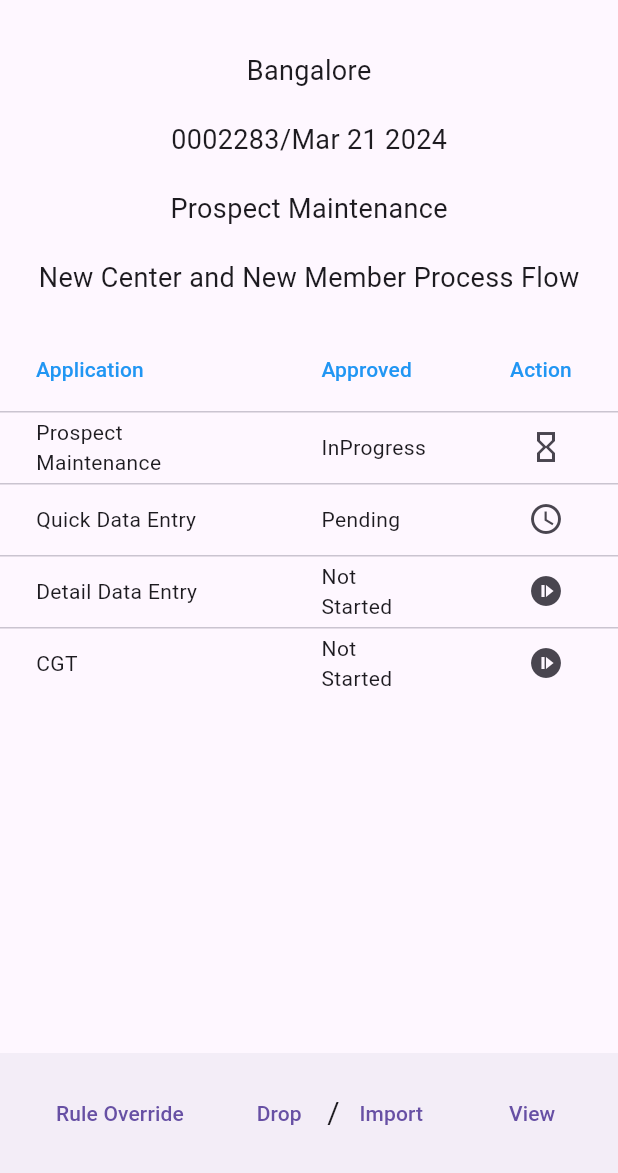
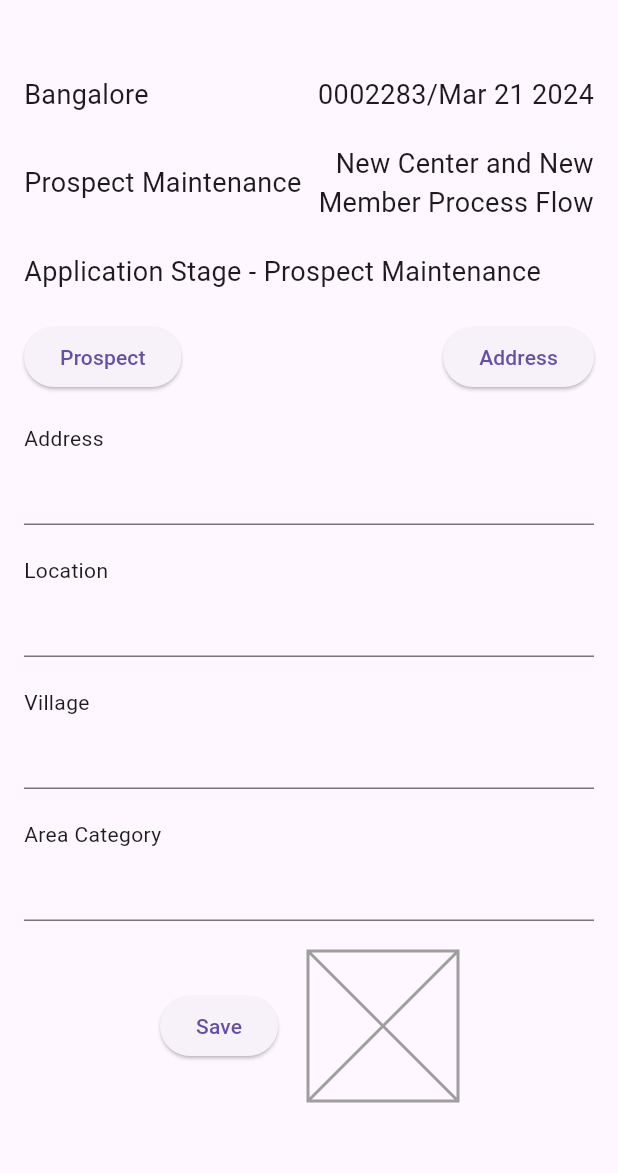
Before and after one commit to nandan15/los_app, a Flutter app: the ActivityDetails screen opened directly, after a tap on the "access time" icon, on a phone screen of 412 x 824 dp, the part 63-1236 px from its top. Run offline on Flutter 3.47's test engine with Material 3 defaults, Android fonts, the phone set to English and light mode, and no system bars.

Commit message:
address activity completed

```diff
--- a/lib/screens/Activity Details/activity_details.dart
+++ b/lib/screens/Activity Details/activity_details.dart
@@ -1,4 +1,5 @@
 import 'package:flutter/material.dart';
+import 'package:los_app/screens/Address/address_button.dart';
 import 'package:los_app/screens/prospect%20maintenance/prospect_maintenance.dart';
 
 class ActivityDetails extends StatefulWidget {
@@ -66,7 +67,7 @@ class _ActivityDetailsState extends State<ActivityDetails> {
                 DataCell(Text('Prospect Maintenance')),
                 DataCell(Text('InProgress')),
                 DataCell(IconButton(
-                  icon: Icon(Icons.hourglass_empty),
+                  icon: Icon(Icons.menu_outlined),
                   onPressed: () {
                     Navigator.push(
                       context,
@@ -81,7 +82,7 @@ class _ActivityDetailsState extends State<ActivityDetails> {
                 DataCell(IconButton(
                   icon: Icon(Icons.access_time),
                   onPressed: () {
-                    // Add functionality for the action
+                   Navigator.push(context, MaterialPageRoute(builder: (context)=>Address()),);
                   },
                 )),
               ]),
--- /dev/null
+++ b/lib/screens/Address/address_button.dart
@@ -0,0 +1,124 @@
+import 'package:flutter/material.dart';
+
+class Address extends StatefulWidget {
+  @override
+  _AddressState createState() => _AddressState();
+}
+
+class _AddressState extends State<Address> {
+  @override
+  Widget build(BuildContext context) {
+    return Scaffold(
+      appBar: AppBar(
+        title: Text('Activity Details'),
+      ),
+      body: SafeArea(
+        child: SingleChildScrollView(
+          child: Padding(
+            padding: const EdgeInsets.all(16.0),
+            child: Column(
+              crossAxisAlignment: CrossAxisAlignment.start,
+              children: <Widget>[
+                SizedBox(height: 20),
+                Row(
+                  mainAxisAlignment: MainAxisAlignment.spaceBetween,
+                  children: <Widget>[
+                    Text(
+                      'Bangalore',
+                      style: TextStyle(fontSize: 18),
+                    ),
+                    Text(
+                      '0002283/Mar 21 2024',
+                      style: TextStyle(fontSize: 18),
+                    ),
+                  ],
+                ),
+                SizedBox(height: 20),
+                Row(
+                  mainAxisAlignment: MainAxisAlignment.spaceBetween,
+                  children: <Widget>[
+                    Flexible( // Use Flexible widget to allow text wrapping
+                      child: Text(
+                        'Prospect Maintenance',
+                        style: TextStyle(fontSize: 18),
+                      ),
+                    ),
+                    Flexible( // Use Flexible widget to allow text wrapping
+                      child: Text(
+                        'New Center and New Member Process Flow',
+                        style: TextStyle(fontSize: 18),
+                        textAlign: TextAlign.end,
+                      ),
+                    ),
+                  ],
+                ),
+                SizedBox(height: 20),
+                Text(
+                  'Application Stage - Prospect Maintenance',
+                  style: TextStyle(fontSize: 18),
+                ),
+                SizedBox(height: 20),
+                Row(
+                  mainAxisAlignment: MainAxisAlignment.spaceBetween,
+                  children: <Widget>[
+                    ElevatedButton(
+                      onPressed: () {
+                        // Add functionality for Prospect button
+                      },
+                      child: Text('Prospect'),
+                    ),
+                    ElevatedButton(
+                      onPressed: () {
+                        // Add functionality for Address button
+                      },
+                      child: Text('Address'),
+                    ),
+                  ],
+                ),
+                SizedBox(height: 20),
+                Form(
+                  child: Column(
+                    crossAxisAlignment: CrossAxisAlignment.start,
+                    children: [
+                      Text('Address'),
+                      TextFormField(),
+                      SizedBox(height: 20),
+                      Text('Location'),
+                      TextFormField(),
+                      SizedBox(height: 20),
+                      Text('Village'),
+                      TextFormField(),
+                      SizedBox(height: 20),
+                      Text('Area Category'),
+                      TextFormField(),
+                      SizedBox(height: 20),
+                      Row(
+                        mainAxisAlignment: MainAxisAlignment.center,
+                        children: [
+                          ElevatedButton(
+                            onPressed: () {
+                              // Add functionality for Save button
+                            },
+                            child: Text('Save'),
+                          ),
+                          SizedBox(width: 20),
+                          // Add widget for map upload
+                          Placeholder(
+                            color: Colors.grey,
+                            fallbackHeight: 100,
+                            fallbackWidth: 100,
+                          ),
+                        ],
+                      ),
+                    ],
+                  ),
+                ),
+                SizedBox(height: MediaQuery.of(context).viewInsets.bottom), // Adjust for keyboard
+              ],
+            ),
+          ),
+        ),
+      ),
+    );
+  }
+}
--- a/lib/screens/branchlist/branch_listingpage.dart
+++ b/lib/screens/branchlist/branch_listingpage.dart
@@ -1,5 +1,6 @@
 import 'package:flutter/material.dart';
 import 'package:los_app/screens/branchSelect/branch_select.dart';
+import 'package:los_app/screens/login/login_screen.dart';
 
 class BranchListing extends StatefulWidget {
   @override
@@ -12,10 +13,23 @@ class _BranchListingState extends State<BranchListing> {
     return Scaffold(
       appBar: AppBar(
         title: Text('Branch Listing'),
+        actions: [
+          IconButton(
+            icon: Icon(Icons.power_settings_new_rounded),
+            onPressed: () {
+              Navigator.push(context, MaterialPageRoute(builder: (context)=>LoginScreen()),);
+            },
+          ),
+        ],
       ),
       body: Column(
         children: [
           HeaderSection(),
+          SizedBox(height: 20), // Added SizedBox for spacing
+          Text(
+            'Welcome Nandan',
+            style: TextStyle(fontSize: 20, fontWeight: FontWeight.bold),
+          ),
           Expanded(
             child: Padding(
               padding: const EdgeInsets.all(16.0),
--- a/lib/screens/new member/new_memeber.dart
+++ b/lib/screens/new member/new_memeber.dart
@@ -7,13 +7,13 @@ class NewMemberPage extends StatefulWidget {
 }
 
 class _NewMemberPageState extends State<NewMemberPage> {
-  String selectedGroupProduct = 'Group Product A'; // Default value
+  String selectedGroupProduct = 'Group Product Weekly DropDown'; // Default value
 
   TextEditingController leadController = TextEditingController();
   TextEditingController centerNameController = TextEditingController();
   TextEditingController membersController = TextEditingController();
 
-  List<String> groupProducts = ['Group Product A'];
+  List<String> groupProducts = ['Group Product Weekly DropDown'];
 
   @override
   Widget build(BuildContext context) {
@@ -44,7 +44,7 @@ class _NewMemberPageState extends State<NewMemberPage> {
                   Text('Enter Lead/Members:'),
                   TextFormField(controller: membersController),
                   SizedBox(height: 20.0),
-                  Text('Select Group Product Weekly:'),
+                  Text('Select Group Product'),
                   DropdownButtonFormField<String>(
                     value: selectedGroupProduct,
                     items: groupProducts.map((String value) {
```
